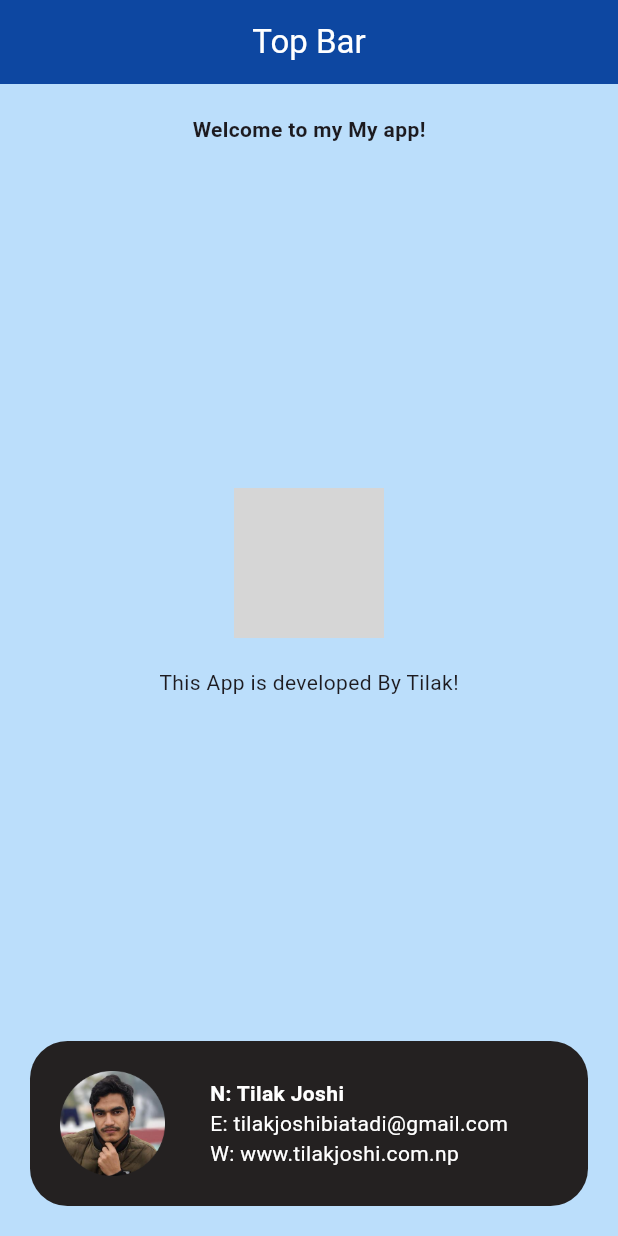
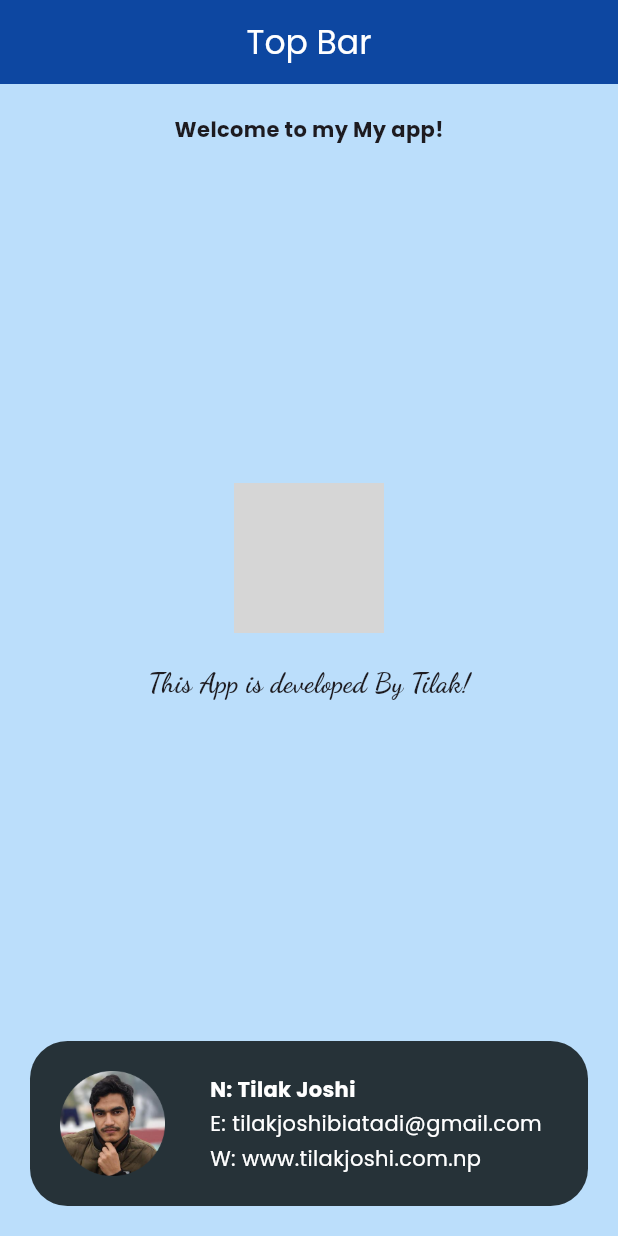
Before and after one commit to tilakjoshii/flutter_app, a Flutter app: the screen it shows after launch, on a phone screen of 412 x 824 dp. Run offline on Flutter 3.47's test engine with Material 3 defaults, Android fonts, the phone set to English and light mode, and no system bars; network calls fail; grey boxes are pictures that could not be loaded.

Commit message:
push code

```diff
--- /dev/null
+++ b/app/lib/container.dart
@@ -0,0 +1,35 @@
+import 'package:app/first_part.dart';
+import 'package:app/second_part.dart';
+import 'package:app/third_part.dart';
+import 'package:flutter/material.dart';
+
+// ignore: camel_case_types
+class the_container extends StatelessWidget {
+  const the_container({super.key});
+
+  @override
+  Widget build(BuildContext context) {
+    return Container(
+      padding: const EdgeInsets.all(20),
+      //padding: const EdgeInsets.only(top: 100, left: 10, right: 20, bottom: 30),
+      // margin: const EdgeInsets.all(10),
+      // height: 200,
+      height: double.infinity, //like a 100% in Css
+      //width: 300,
+      width: double.infinity,
+      // color: Colors.red,
+      decoration: BoxDecoration(
+          color: Colors.blue[100],
+          borderRadius: const BorderRadius.all(Radius.circular(0))),
+      child: const Column(
+        mainAxisAlignment: MainAxisAlignment.spaceBetween,
+        crossAxisAlignment: CrossAxisAlignment.center,
+        children: [
+          FirstPart(),
+          SecondPart(),
+          third_footer(),
+        ],
+      ),
+    );
+  }
+}
--- /dev/null
+++ b/app/lib/first_part.dart
@@ -0,0 +1,16 @@
+import 'package:flutter/material.dart';
+
+class FirstPart extends StatelessWidget {
+  const FirstPart({super.key});
+
+  @override
+  Widget build(BuildContext context) {
+    return const Text(
+      "Welcome to my My app!",
+      style: TextStyle(
+        //color: Colors.white,
+        fontWeight: FontWeight.bold,
+      ),
+    );
+  }
+}
--- a/app/lib/main.dart
+++ b/app/lib/main.dart
@@ -1,3 +1,4 @@
+import 'package:app/container.dart';
 import 'package:flutter/material.dart';
 
 void main() {
@@ -10,6 +11,7 @@ class MyApp extends StatelessWidget {
   @override
   Widget build(BuildContext context) {
     return MaterialApp(
+      theme: ThemeData(fontFamily: "Poppins"),
       home: Scaffold(
           appBar: AppBar(
             centerTitle: true,
@@ -19,82 +21,7 @@ class MyApp extends StatelessWidget {
               style: TextStyle(color: Colors.white),
             ),
           ),
-          body: Container(
-            padding: const EdgeInsets.all(20),
-            //padding: const EdgeInsets.only(top: 100, left: 10, right: 20, bottom: 30),
-            // margin: const EdgeInsets.all(10),
-            // height: 200,
-            height: double.infinity, //like a 100% in Css
-            //width: 300,
-            width: double.infinity,
-            // color: Colors.red,
-            decoration: BoxDecoration(
-                color: Colors.blue[100],
-                borderRadius: const BorderRadius.all(Radius.circular(0))),
-            child: Column(
-              mainAxisAlignment: MainAxisAlignment.spaceBetween,
-              crossAxisAlignment: CrossAxisAlignment.center,
-              children: [
-                const Text(
-                  "Welcome to my My app!",
-                  style: TextStyle(
-                    //color: Colors.white,
-                    fontWeight: FontWeight.bold,
-                  ),
-                ),
-                Column(
-                  children: [
-                    Image.network(
-                      "https://cdn-icons-png.flaticon.com/512/5197/5197098.png",
-                      height: 100,
-                    ),
-                    const SizedBox(
-                      height: 20,
-                      width: double.infinity,
-                    ),
-                    const Text("This App is developed By Tilak!"),
-                  ],
-                ),
-                Container(
-                    padding: const EdgeInsets.all(20),
-                    width: double.infinity,
-                    // height: 50,
-                    decoration: BoxDecoration(
-                        color: const Color.fromARGB(255, 36, 33, 33),
-                        borderRadius: BorderRadius.circular(25)),
-                    child: Row(
-                      children: [
-                        Image.asset(
-                          "assets/images/profile.png",
-                          height: 70,
-                        ),
-                        const SizedBox(
-                          width: 30,
-                        ),
-                        const Column(
-                          crossAxisAlignment: CrossAxisAlignment.start,
-                          children: [
-                            Text(
-                              "N: Tilak Joshi",
-                              style: TextStyle(
-                                  color: Colors.white,
-                                  fontWeight: FontWeight.bold),
-                            ),
-                            Text(
-                              "E: tilakjoshibiatadi@gmail.com",
-                              style: TextStyle(color: Colors.white),
-                            ),
-                            Text(
-                              "W: www.tilakjoshi.com.np",
-                              style: TextStyle(color: Colors.white),
-                            ),
-                          ],
-                        ),
-                      ],
-                    )),
-              ],
-            ),
-          )),
+          body: const the_container()),
     );
   }
 }
--- /dev/null
+++ b/app/lib/second_part.dart
@@ -0,0 +1,28 @@
+import 'package:flutter/material.dart';
+
+class SecondPart extends StatelessWidget {
+  const SecondPart({super.key});
+
+  @override
+  Widget build(BuildContext context) {
+    return Column(
+      children: [
+        Image.network(
+          "https://cdn-icons-png.flaticon.com/512/5197/5197098.png",
+          height: 100,
+        ),
+        const SizedBox(
+          height: 20,
+          width: double.infinity,
+        ),
+        const Text(
+          "This App is developed By Tilak!",
+          style: TextStyle(
+              fontFamily: "DancingScript",
+              fontSize: 18,
+              fontWeight: FontWeight.bold),
+        ),
+      ],
+    );
+  }
+}
--- /dev/null
+++ b/app/lib/third_part.dart
@@ -0,0 +1,52 @@
+import 'package:flutter/material.dart';
+
+// ignore: camel_case_types
+class third_footer extends StatelessWidget {
+  const third_footer({super.key});
+
+  @override
+  Widget build(BuildContext context) {
+    return Container(
+        padding: const EdgeInsets.all(20),
+        width: double.infinity,
+        // height: 50,
+        decoration: BoxDecoration(
+            color: Colors.blueGrey[900],
+            borderRadius: BorderRadius.circular(25)),
+        child: Row(
+          children: [
+            Image.asset(
+              "assets/images/profile.png",
+              height: 70,
+            ),
+            const SizedBox(
+              width: 30,
+            ),
+            const Column(
+              crossAxisAlignment: CrossAxisAlignment.start,
+              children: [
+                Text(
+                  "N: Tilak Joshi",
+                  style: TextStyle(
+                      color: Colors.white, fontWeight: FontWeight.bold),
+                ),
+                SizedBox(
+                  height: 3,
+                ),
+                Text(
+                  "E: tilakjoshibiatadi@gmail.com",
+                  style: TextStyle(color: Colors.white),
+                ),
+                SizedBox(
+                  height: 3,
+                ),
+                Text(
+                  "W: www.tilakjoshi.com.np",
+                  style: TextStyle(color: Colors.white),
+                ),
+              ],
+            ),
+          ],
+        ));
+  }
+}
```
Also changed, not shown: app/pubspec.yaml (+9 -12 lines), app/assets/fonts/DancingScript.ttf (added), app/assets/fonts/Poppins-Bold.ttf (added), app/assets/fonts/Poppins-Regular.ttf (added).
